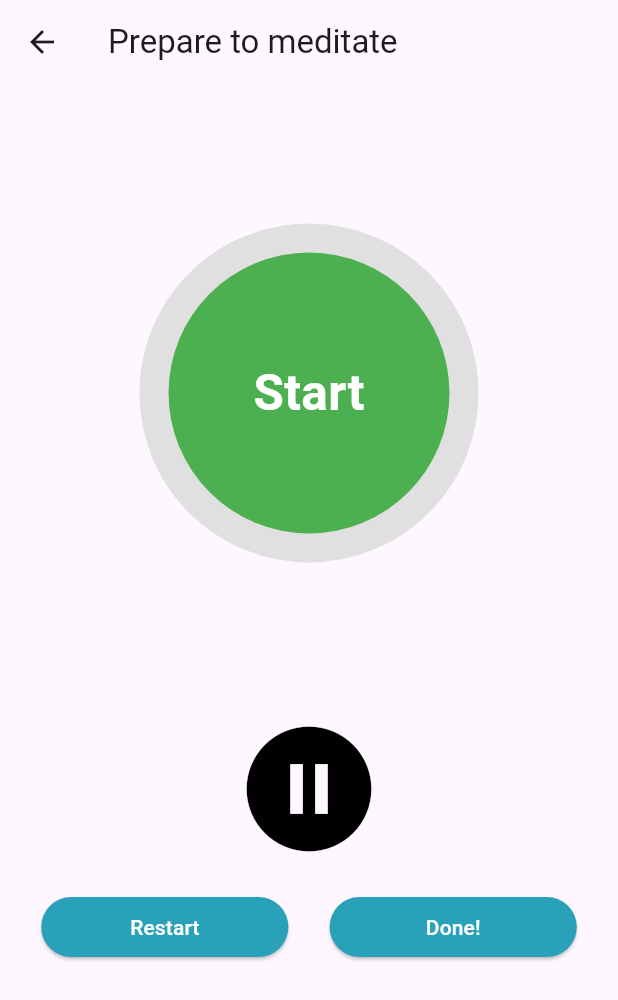
After one commit to hashkraft/ptsd_free_flutter, a Flutter app: the TimerScreen screen opened by its route, after a tap on the "play circle filled" icon, on a phone screen of 412 x 824 dp. The commit adds this screen. Shown: the top 1000 px of the screen. Run offline on Flutter 3.47's test engine with Material 3 defaults, Android fonts, the phone set to English and light mode, and no system bars; drawn by our look-alikes of circular_countdown_timer; our stand-ins replace audioplayers, awesome_notifications, feather_icons, go_router, google_fonts, hexcolor and 1 more; accounts and stored records are empty.

Commit message:
timer with sound

```diff
--- a/lib/router/router.dart
+++ b/lib/router/router.dart
@@ -4,6 +4,7 @@ import 'package:ptsd_free/ui/add_meditation.dart';
 import 'package:ptsd_free/ui/home_screen.dart';
 import 'package:ptsd_free/main.dart';
 import 'package:ptsd_free/ui/add_reminder.dart';
+import 'package:ptsd_free/ui/timer_screen.dart';
 
 final GoRouter router = GoRouter(
   routes: <RouteBase>[
@@ -59,6 +60,12 @@ final GoRouter router = GoRouter(
             return const AddMeditation();
           },
         ),
+        GoRoute(
+          path: 'timer',
+          builder: (BuildContext context, GoRouterState state) {
+            return const TimerScreen();
+          },
+        ),
       ],
     ),
   ],
--- a/lib/ui/bottom_tabs/resolve.dart
+++ b/lib/ui/bottom_tabs/resolve.dart
@@ -1,5 +1,6 @@
 // ignore_for_file: public_member_api_docs, sort_constructors_first
 import 'package:flutter/material.dart';
+import 'package:go_router/go_router.dart';
 import 'package:ptsd_free/widgets/custom_dropdown.dart';
 import 'package:ptsd_free/widgets/text_form_field.dart';
 
@@ -95,7 +96,9 @@ class _ResolveState extends State<Resolve> {
                   items: triggerOptions,
                   value: trigger,
                   onChanged: (val) {
-                    trigger = val!;
+                    setState(() {
+                      trigger = val!;
+                    });
                   }),
             ],
           ),
@@ -160,7 +163,9 @@ class _ResolveState extends State<Resolve> {
                 items: emotionsOptions,
                 value: emotion,
                 onChanged: (val) {
-                  emotion = val!;
+                  setState(() {
+                    emotion = val!;
+                  });
                 },
               )
             ],
@@ -290,7 +295,9 @@ class _ResolveState extends State<Resolve> {
                 items: feelWhereOptions,
                 value: feelWhere,
                 onChanged: (val) {
-                  feelWhere = val!;
+                  setState(() {
+                    feelWhere = val!;
+                  });
                 },
               ),
             ],
@@ -484,7 +491,9 @@ class _ResolveState extends State<Resolve> {
                 items: howOldOptions,
                 value: howOld,
                 onChanged: (val) {
-                  howOld = val!;
+                  setState(() {
+                    howOld = val!;
+                  });
                 },
               )
             ],
@@ -550,7 +559,9 @@ class _ResolveState extends State<Resolve> {
                 items: feelWhereOptions,
                 value: feelWhereNow,
                 onChanged: (val) {
-                  feelWhereNow = val!;
+                  setState(() {
+                    feelWhereNow = val!;
+                  });
                 },
               )
             ],
@@ -692,6 +703,7 @@ class _ResolveState extends State<Resolve> {
                       onPressed: () {
                         setState(() {
                           widget.step = 0;
+                          context.go("/timer");
                         });
                       },
                       child: const Text(
--- /dev/null
+++ b/lib/ui/timer_screen.dart
@@ -0,0 +1,179 @@
+import 'package:circular_countdown_timer/circular_countdown_timer.dart';
+import 'package:audioplayers/audioplayers.dart';
+import 'package:flutter/material.dart';
+import 'package:go_router/go_router.dart';
+
+class TimerScreen extends StatefulWidget {
+  const TimerScreen({super.key});
+
+  @override
+  State<TimerScreen> createState() => _TimerScreenState();
+}
+
+class _TimerScreenState extends State<TimerScreen> {
+  final int _duration = 10 * 60;
+  final CountDownController _controller = CountDownController();
+  bool paused = true;
+  final player = AudioPlayer();
+
+  Future<void> playAudio() async {
+    await player.play(AssetSource("alarm.mp3"));
+    player.setReleaseMode(ReleaseMode.loop);
+  }
+
+  Future<void> pauseAudio() async {
+    await player.pause();
+  }
+
+  Future<void> stopAudio() async {
+    await player.stop();
+  }
+
+  Widget circularButton({required String title, VoidCallback? onPressed}) {
+    return Container(
+      decoration: BoxDecoration(borderRadius: BorderRadius.circular(80)),
+      width: MediaQuery.of(context).size.width * 0.4,
+      child: ElevatedButton(
+        style: ButtonStyle(
+          backgroundColor: MaterialStateProperty.all(
+              const Color.fromARGB(255, 41, 161, 185)),
+        ),
+        onPressed: onPressed,
+        child: Text(
+          title,
+          style:
+              const TextStyle(color: Colors.white, fontWeight: FontWeight.w500),
+        ),
+      ),
+    );
+  }
+
+  Widget bigButton() {
+    return SizedBox(
+      child: IconButton(
+          onPressed: () {
+            setState(() {
+              paused = !paused;
+              if (paused) {
+                _controller.pause();
+                pauseAudio();
+              } else {
+                _controller.resume();
+                playAudio();
+              }
+            });
+          },
+          icon: Icon(
+            (paused)
+                ? Icons.play_circle_fill_outlined
+                : Icons.pause_circle_filled_outlined,
+            color: Colors.black,
+            size: 100,
+          )),
+    );
+  }
+
+  @override
+  Widget build(BuildContext context) {
+    return Scaffold(
+      appBar: AppBar(
+        title: const Text("Prepare to meditate"),
+      ),
+      body: SingleChildScrollView(
+        child: Column(
+          children: [
+            Center(
+              child: CircularCountDownTimer(
+                duration: _duration,
+                initialDuration: 0,
+                controller: _controller,
+                width: MediaQuery.of(context).size.width / 2,
+                height: MediaQuery.of(context).size.height / 2,
+                ringColor: Colors.grey[300]!,
+                ringGradient: null,
+                fillColor: Colors.greenAccent,
+                fillGradient: null,
+                backgroundColor: Colors.green[500],
+                backgroundGradient: null,
+                strokeWidth: 20.0,
+                strokeCap: StrokeCap.round,
+                textStyle: const TextStyle(
+                    fontSize: 33.0,
+                    color: Colors.white,
+                    fontWeight: FontWeight.bold),
+                textFormat: CountdownTextFormat.S,
+                isReverse: false,
+                isReverseAnimation: false,
+                isTimerTextShown: true,
+                autoStart: false,
+                onStart: () {
+                  debugPrint('Countdown Started');
+                },
+                onComplete: () {
+                  debugPrint('Countdown Ended');
+                },
+                onChange: (String timeStamp) {
+                  debugPrint('Countdown Changed $timeStamp');
+                },
+                timeFormatterFunction: (defaultFormatterFunction, duration) {
+                  if (duration.inSeconds == 0) {
+                    return "Start";
+                  } else if (duration.inSeconds < 60) {
+                    return Function.apply(defaultFormatterFunction, [duration]);
+                  } else {
+                    String minutearm = (duration.inMinutes < 10)
+                        ? "0${duration.inMinutes}"
+                        : "${duration.inMinutes}";
+                    int secondarmInt =
+                        duration.inSeconds % (duration.inMinutes * 60);
+                    String secondarm = (secondarmInt < 10)
+                        ? "0$secondarmInt"
+                        : "$secondarmInt";
+                    return "$minutearm:$secondarm";
+                    // return Function.apply(defaultFormatterFunction, [duration]);
+                  }
+                },
+              ),
+            ),
+            // Row(
+            //   mainAxisAlignment: MainAxisAlignment.spaceEvenly,
+            //   children: [
+            //     circularButton(
+            //       title: "Start",
+            //       onPressed: () => _controller.start(),
+            //     ),
+            //     circularButton(
+            //       title: "Pause",
+            //       onPressed: () => _controller.pause(),
+            //     ),
+            //   ],
+            // ),
+            // const SizedBox(height: 10),
+            // circularButton(
+            //   title: "Resume",
+            //   onPressed: () => _controller.resume(),
+            // ),
+            bigButton(),
+            const SizedBox(height: 10),
+            Row(
+              mainAxisAlignment: MainAxisAlignment.spaceEvenly,
+              children: [
+                circularButton(
+                  title: "Restart",
+                  onPressed: () => _controller.restart(duration: _duration),
+                ),
+                circularButton(
+                  title: "Done!",
+                  onPressed: () {
+                    stopAudio();
+                    context.go("/home");
+                  },
+                ),
+              ],
+            ),
+          ],
+        ),
+      ),
+    );
+  }
+}
--- a/pubspec.yaml
+++ b/pubspec.yaml
@@ -45,6 +45,8 @@ dependencies:
   awesome_notifications: ^0.8.2
   uuid: ^4.1.0
   unique_identifier: ^0.3.0
+  circular_countdown_timer: ^0.2.3
+  audioplayers: ^5.2.0
 
 dev_dependencies:
   flutter_test:
```
Also changed, not shown: pubspec.lock, 5 other files.
